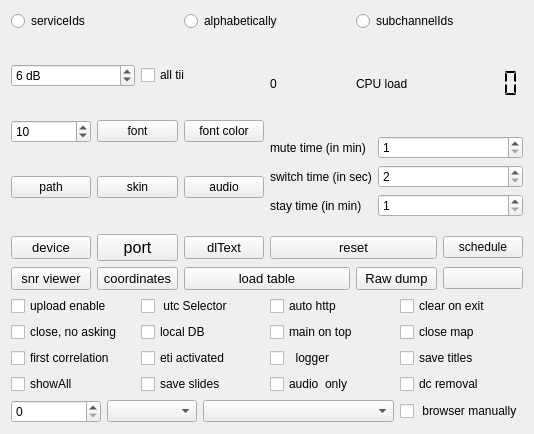
This is sources/main/forms-v7/config-helper.ui in JvanKatwijk/qt-dab as Qt 5 draws it before an edit. The edited form follows.
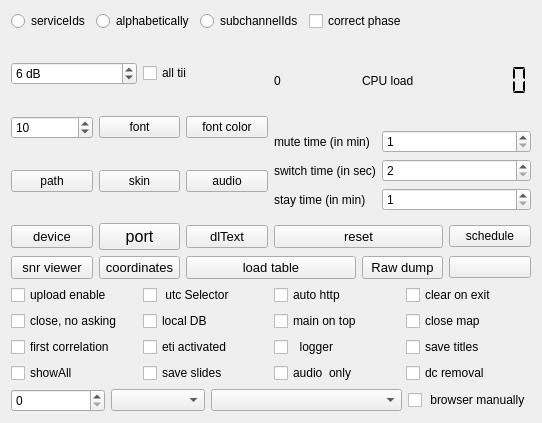
This is the edited form. Custom widgets are drawn as their Qt base class.

Commit message: playing with phase correct

Patch:
```diff
--- a/sources/main/forms-v7/config-helper.ui
+++ b/sources/main/forms-v7/config-helper.ui
@@ -6,8 +6,8 @@
    <rect>
     <x>0</x>
     <y>0</y>
-    <width>534</width>
-    <height>434</height>
+    <width>542</width>
+    <height>423</height>
    </rect>
   </property>
   <property name="windowTitle">
@@ -18,6 +18,8 @@
   </property>
   <layout class="QVBoxLayout" name="verticalLayout_3">
    <item>
+    <layout class="QHBoxLayout" name="horizontalLayout_8">
+     <item>
     <layout class="QHBoxLayout" name="horizontalLayout_6">
      <item>
       <widget class="QRadioButton" name="orderServiceIds">
@@ -47,6 +49,15 @@
        <attribute name="buttonGroup">
         <string notr="true">buttonGroup</string>
        </attribute>
+        </widget>
+       </item>
+      </layout>
+     </item>
+     <item>
+      <widget class="QCheckBox" name="correctPhase">
+       <property name="text">
+        <string>correct phase</string>
+       </property>
       </widget>
      </item>
     </layout>
```
Lines whose indentation alone changed are shown as unchanged. The commit also changes 18 other files.
